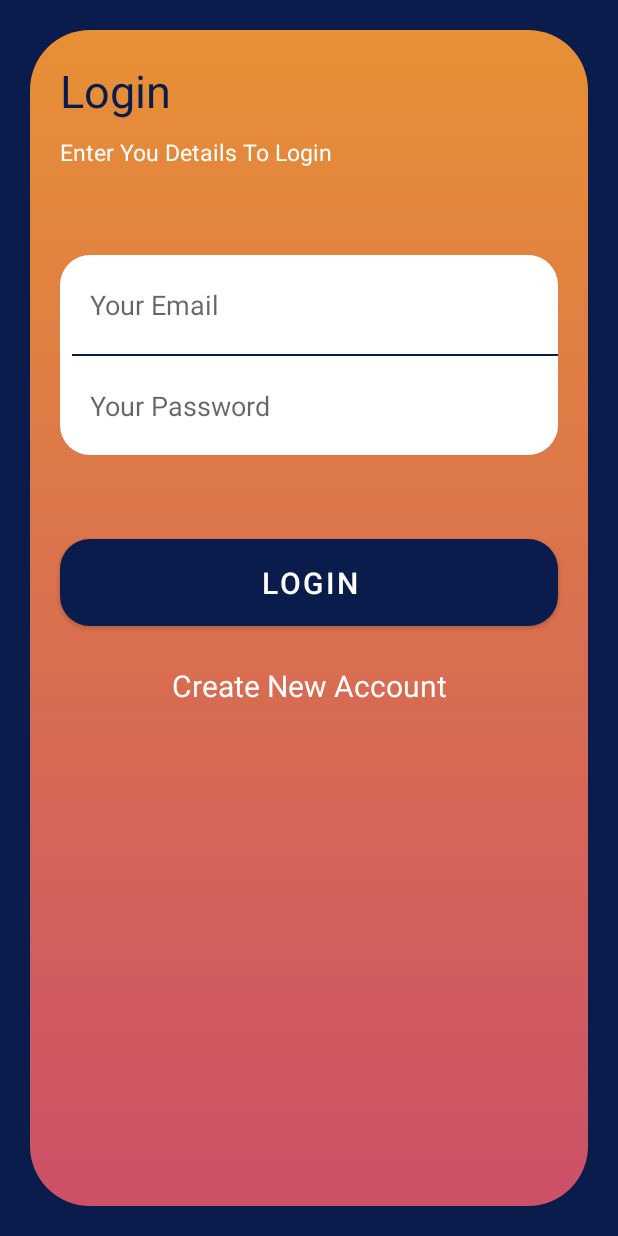
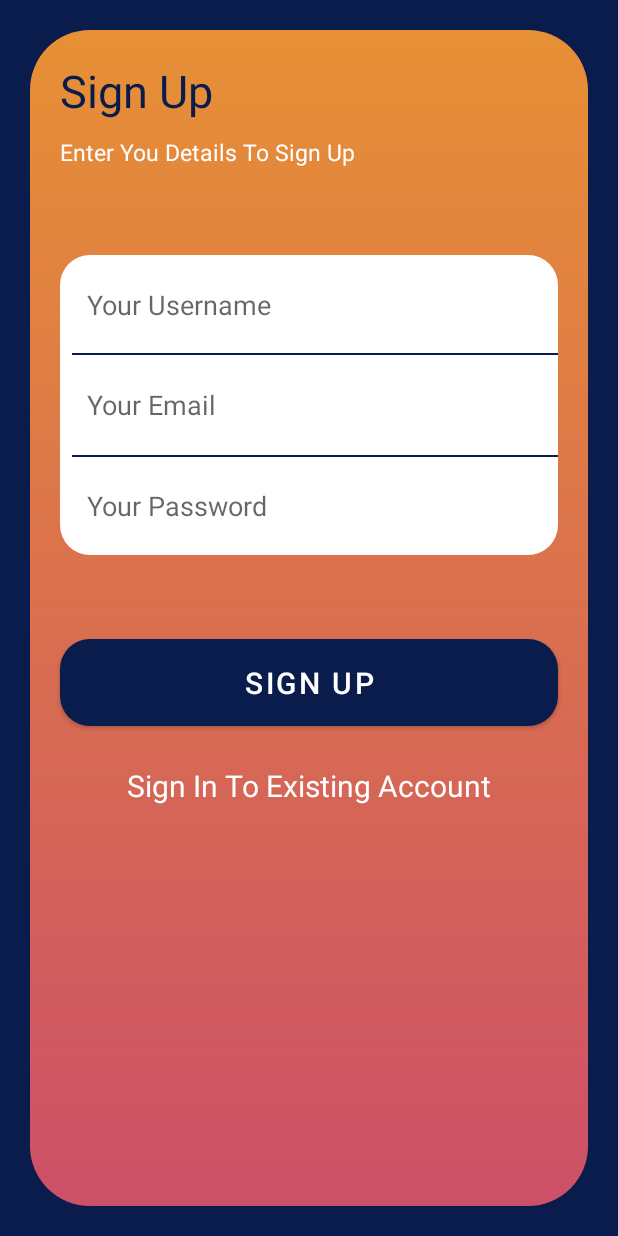
Before and after one commit to oyedsamu/AccessMovies, an Android app: the screen it shows after launch (MainActivity), on a phone screen of 412 x 824 dp. Run offline under Robolectric (Android 15) with nearby library versions, the phone set to English and light mode, and no system bars.

Commit message:
add sign up screen

```diff
--- a/app/src/main/java/com/decadevs/accessmovies/MainActivity.kt
+++ b/app/src/main/java/com/decadevs/accessmovies/MainActivity.kt
@@ -2,8 +2,7 @@ package com.decadevs.accessmovies
 
 import androidx.appcompat.app.AppCompatActivity
 import android.os.Bundle
-import com.decadevs.accessmovies.ui.login.LoginFragment
-import com.decadevs.accessmovies.ui.onboarding.OnboardingFragment
+import com.decadevs.accessmovies.ui.signup.SignUpFragment
 
 class MainActivity : AppCompatActivity() {
     override fun onCreate(savedInstanceState: Bundle?) {
@@ -11,7 +10,7 @@ class MainActivity : AppCompatActivity() {
         setContentView(R.layout.activity_main)
 
         supportFragmentManager.beginTransaction().apply {
-            replace(R.id.mainActivity_fragment_fl, LoginFragment())
+            replace(R.id.mainActivity_fragment_fl, SignUpFragment())
                 .addToBackStack(null)
                 .commit()
         }
--- a/app/src/main/java/com/decadevs/accessmovies/ui/login/LoginFragment.kt
+++ b/app/src/main/java/com/decadevs/accessmovies/ui/login/LoginFragment.kt
@@ -36,7 +36,7 @@ class LoginFragment : Fragment() {
             it.hideKeyboard()
         }
 
-        binding.loginLoginBtn.setOnClickListener{
+        binding.logInLogInBtn.setOnClickListener{
             val email = binding.loginEmailEt.text.toString()
             val password = binding.loginPasswordEt.text.toString()
             val validateEmail = Validator().validateEmail(email)
@@ -47,7 +47,7 @@ class LoginFragment : Fragment() {
                 view?.hideKeyboard()
                 binding.loginEmailEt.text.clear()
                 binding.loginPasswordEt.text.clear()
-                binding.loginProgressBarPb.visibility = View.VISIBLE
+                binding.logInProgressBarPb.visibility = View.VISIBLE
                 /** MAKE NETWORK CALL TO LOGIN USER */
             }
 
@@ -58,9 +58,9 @@ class LoginFragment : Fragment() {
             }
         }
 
-        binding.loginRegisterTv.setOnClickListener {
+        binding.loginSignUpTv.setOnClickListener {
             /** MOVE TO REGISTER SCREEN */
-            Toast.makeText(this.context, "Implement Code To Move To Register Fragment", Toast.LENGTH_LONG).show()
+            Toast.makeText(this.context, "Implement Code To Move To Register Fragment", Toast.LENGTH_LONG)
         }
 
     }
--- /dev/null
+++ b/app/src/main/java/com/decadevs/accessmovies/ui/signup/SignUpFragment.kt
@@ -0,0 +1,71 @@
+package com.decadevs.accessmovies.ui.signup
+
+import android.os.Bundle
+import androidx.fragment.app.Fragment
+import android.view.LayoutInflater
+import android.view.View
+import android.view.ViewGroup
+import android.widget.Toast
+import com.decadevs.accessmovies.R
+import com.decadevs.accessmovies.databinding.FragmentOnboardingScreen1Binding
+import com.decadevs.accessmovies.databinding.FragmentSignUpBinding
+import com.decadevs.accessmovies.utils.Validator
+import com.decadevs.accessmovies.utils.hideKeyboard
+import com.google.android.material.snackbar.Snackbar
+
+class SignUpFragment : Fragment() {
+    private var _binding: FragmentSignUpBinding? = null
+    private val binding get() = _binding!!
+
+    override fun onCreateView(
+        inflater: LayoutInflater, container: ViewGroup?,
+        savedInstanceState: Bundle?
+    ): View? {
+        // Inflate the layout for this fragment
+        _binding = FragmentSignUpBinding.inflate(inflater, container, false)
+        return binding.root
+    }
+
+    override fun onViewCreated(view: View, savedInstanceState: Bundle?) {
+        super.onViewCreated(view, savedInstanceState)
+
+        view.setOnClickListener{
+            it.hideKeyboard()
+        }
+
+        binding.signUpSignUpBtn.setOnClickListener {
+            val username = binding.signUpUsernameEt.text.toString()
+            val email = binding.signUpEmailEt.text.toString()
+            val password = binding.signUpPasswordEt.text.toString()
+
+            val validateUsernmae = Validator().checkIfEmpty(username)
+            val validateEmail = Validator().validateEmail(email)
+            val validatePassword = Validator().validatePassword(password)
+
+            if(!validateUsernmae && validateEmail && validatePassword) {
+                view?.hideKeyboard()
+                binding.signUpUsernameEt.text.clear()
+                binding.signUpEmailEt.text.clear()
+                binding.signUpPasswordEt.text.clear()
+                binding.signUpProgressBarPb.visibility = View.VISIBLE
+
+                /** MAKE NETWORK CALL TO REGISTER NEW USER */
+            }
+
+            if(validateUsernmae || !validateEmail || !validatePassword) {
+                view?.hideKeyboard()
+                Snackbar.make(requireView(), "Please Input Valid Data To Continue", Snackbar.LENGTH_LONG).show()
+            }
+        }
+
+        /** MOVE TO LOGIN SCREEN */
+        binding.signUpLogInTv.setOnClickListener {
+            Toast.makeText(this.context, "Implement Go To Sign In Screen", Toast.LENGTH_SHORT).show()
+        }
+    }
+
+    override fun onDestroy() {
+        _binding = null
+        super.onDestroy()
+    }
+}
--- a/app/src/main/java/com/decadevs/accessmovies/utils/Validator.kt
+++ b/app/src/main/java/com/decadevs/accessmovies/utils/Validator.kt
@@ -1,7 +1,7 @@
 package com.decadevs.accessmovies.utils
 
 class Validator {
-    private fun checkIfEmpty(string: String): Boolean {
+    fun checkIfEmpty(string: String): Boolean {
         return string.trim().isEmpty()
     }
 
--- a/app/src/main/res/layout/fragment_login.xml
+++ b/app/src/main/res/layout/fragment_login.xml
@@ -8,7 +8,7 @@
     tools:context=".ui.login.LoginFragment">
 
     <View
-        android:id="@+id/login_background_vw"
+        android:id="@+id/logIn_background_vw"
         android:layout_width="match_parent"
         android:layout_height="match_parent"
         android:layout_marginHorizontal="20dp"
@@ -21,51 +21,52 @@
         app:layout_constraintTop_toTopOf="parent" />
 
     <TextView
-        android:id="@+id/login_title_tv"
+        android:id="@+id/logIn_title_tv"
         android:layout_width="wrap_content"
         android:layout_height="wrap_content"
+        android:text="Login"
         android:layout_marginStart="20dp"
         android:layout_marginTop="20dp"
-        android:text="Login"
         android:textColor="@color/blue"
         android:textSize="30sp"
-        app:layout_constraintStart_toStartOf="@+id/login_background_vw"
-        app:layout_constraintTop_toTopOf="@+id/login_background_vw" />
+        app:layout_constraintStart_toStartOf="@+id/logIn_background_vw"
+        app:layout_constraintTop_toTopOf="@+id/logIn_background_vw" />
 
     <TextView
-        android:id="@+id/login_subtitle_tv"
+        android:id="@+id/logIn_subtitle_tv"
         android:layout_width="0dp"
         android:layout_height="wrap_content"
         android:layout_marginHorizontal="20dp"
-        android:layout_marginTop="10dp"
         android:text="Enter You Details To Login"
         android:textColor="@color/white"
         android:textSize="15sp"
-        app:layout_constraintEnd_toEndOf="@+id/login_background_vw"
-        app:layout_constraintStart_toStartOf="@+id/login_background_vw"
-        app:layout_constraintTop_toBottomOf="@+id/login_title_tv" />
+        android:layout_marginTop="10dp"
+        app:layout_constraintEnd_toEndOf="@+id/logIn_background_vw"
+        app:layout_constraintStart_toStartOf="@+id/logIn_background_vw"
+        app:layout_constraintTop_toBottomOf="@+id/logIn_title_tv" />
+
 
     <View
-        android:id="@+id/login_formBackground_vw"
+        android:id="@+id/logIn_formBackground_vw"
         android:layout_width="match_parent"
         android:layout_height="133dp"
         android:layout_marginHorizontal="40dp"
         android:background="@drawable/form_background"
         android:layout_marginTop="150dp"
-        app:layout_constraintEnd_toEndOf="@+id/login_background_vw"
-        app:layout_constraintHorizontal_bias="0.0"
-        app:layout_constraintStart_toStartOf="@+id/login_background_vw"
-        app:layout_constraintTop_toTopOf="@+id/login_background_vw" />
+        app:layout_constraintEnd_toEndOf="@+id/logIn_background_vw"
+        app:layout_constraintStart_toStartOf="@+id/logIn_background_vw"
+        app:layout_constraintTop_toTopOf="@+id/logIn_background_vw" />
+
     <View
-        android:id="@+id/login_formSeperator_vw"
+        android:id="@+id/logIn_formSeperator1_vw"
         android:layout_width="match_parent"
         android:layout_height="1dp"
         android:layout_marginStart="48dp"
         android:layout_marginEnd="40dp"
         android:background="@drawable/form_seperator"
-        app:layout_constraintBottom_toBottomOf="@+id/login_formBackground_vw"
-        app:layout_constraintEnd_toEndOf="@+id/login_formBackground_vw"
-        app:layout_constraintTop_toTopOf="@+id/login_formBackground_vw" />
+        app:layout_constraintBottom_toBottomOf="@+id/logIn_formBackground_vw"
+        app:layout_constraintEnd_toEndOf="@+id/logIn_formBackground_vw"
+        app:layout_constraintTop_toTopOf="@+id/logIn_formBackground_vw" />
 
     <EditText
         android:id="@+id/login_email_et"
@@ -74,10 +75,12 @@
         android:hint="Your Email"
         android:maxLines="1"
         android:background="@color/transparent"
-        app:layout_constraintBottom_toTopOf="@+id/login_formSeperator_vw"
-        app:layout_constraintEnd_toEndOf="@+id/login_formBackground_vw"
-        app:layout_constraintStart_toStartOf="@+id/login_formBackground_vw"
-        app:layout_constraintTop_toTopOf="@+id/login_formBackground_vw" />
+        android:layout_marginStart="8dp"
+        android:paddingStart="10dp"
+        app:layout_constraintBottom_toTopOf="@+id/logIn_formSeperator1_vw"
+        app:layout_constraintEnd_toEndOf="@+id/logIn_formBackground_vw"
+        app:layout_constraintStart_toStartOf="@+id/logIn_formBackground_vw"
+        app:layout_constraintTop_toTopOf="@+id/logIn_formBackground_vw" />
 
     <EditText
         android:id="@+id/login_password_et"
@@ -86,14 +89,16 @@
         android:hint="Your Password"
         android:maxLines="1"
         android:background="@color/transparent"
+        android:layout_marginStart="8dp"
+        android:paddingStart="10dp"
         android:inputType="textPassword"
-        app:layout_constraintBottom_toBottomOf="@+id/login_formBackground_vw"
-        app:layout_constraintEnd_toEndOf="@+id/login_formBackground_vw"
-        app:layout_constraintStart_toStartOf="@+id/login_formBackground_vw"
-        app:layout_constraintTop_toBottomOf="@+id/login_formSeperator_vw" />
+        app:layout_constraintBottom_toBottomOf="@+id/logIn_formBackground_vw"
+        app:layout_constraintEnd_toEndOf="@+id/logIn_formBackground_vw"
+        app:layout_constraintStart_toStartOf="@+id/logIn_formBackground_vw"
+        app:layout_constraintTop_toBottomOf="@+id/logIn_formSeperator1_vw" />
 
     <com.google.android.material.button.MaterialButton
-        android:id="@+id/login_login_btn"
+        android:id="@+id/logIn_logIn_btn"
         android:layout_width="match_parent"
         android:layout_height="70dp"
         android:layout_marginTop="50dp"
@@ -102,31 +107,31 @@
         app:backgroundTint="@color/blue"
         app:cornerRadius="20dp"
         android:layout_marginHorizontal="40dp"
-        app:layout_constraintEnd_toEndOf="@+id/login_background_vw"
-        app:layout_constraintStart_toStartOf="@+id/login_background_vw"
-        app:layout_constraintTop_toBottomOf="@+id/login_formBackground_vw" />
+        app:layout_constraintEnd_toEndOf="@+id/logIn_background_vw"
+        app:layout_constraintStart_toStartOf="@+id/logIn_background_vw"
+        app:layout_constraintTop_toBottomOf="@+id/logIn_formBackground_vw" />
 
     <TextView
-        android:id="@+id/login_register_tv"
+        android:id="@+id/login_signUp_tv"
         android:layout_width="wrap_content"
         android:layout_height="wrap_content"
         android:layout_marginTop="20dp"
         android:text="Create New Account"
         android:textColor="@color/white"
         android:textSize="20sp"
-        app:layout_constraintEnd_toEndOf="@+id/login_background_vw"
-        app:layout_constraintStart_toStartOf="@+id/login_background_vw"
-        app:layout_constraintTop_toBottomOf="@+id/login_login_btn" />
+        app:layout_constraintEnd_toEndOf="@+id/logIn_background_vw"
+        app:layout_constraintStart_toStartOf="@+id/logIn_background_vw"
+        app:layout_constraintTop_toBottomOf="@+id/logIn_logIn_btn" />
 
     <ProgressBar
-        android:id="@+id/login_progressBar_pb"
+        android:id="@+id/logIn_progressBar_pb"
         android:layout_width="wrap_content"
         android:layout_height="wrap_content"
         android:indeterminateTint="@color/blue"
         android:visibility="invisible"
-        app:layout_constraintBottom_toBottomOf="@+id/login_background_vw"
-        app:layout_constraintEnd_toEndOf="@+id/login_background_vw"
-        app:layout_constraintStart_toStartOf="@+id/login_background_vw"
-        app:layout_constraintTop_toBottomOf="@+id/login_register_tv" />
+        app:layout_constraintBottom_toBottomOf="@+id/logIn_background_vw"
+        app:layout_constraintEnd_toEndOf="@+id/logIn_background_vw"
+        app:layout_constraintStart_toStartOf="@+id/logIn_background_vw"
+        app:layout_constraintTop_toBottomOf="@+id/login_signUp_tv" />
 
 </androidx.constraintlayout.widget.ConstraintLayout>
--- /dev/null
+++ b/app/src/main/res/layout/fragment_sign_up.xml
@@ -0,0 +1,159 @@
+<?xml version="1.0" encoding="utf-8"?>
+<androidx.constraintlayout.widget.ConstraintLayout xmlns:android="http://schemas.android.com/apk/res/android"
+    xmlns:tools="http://schemas.android.com/tools"
+    android:layout_width="match_parent"
+    android:layout_height="match_parent"
+    android:background="@color/blue"
+    xmlns:app="http://schemas.android.com/apk/res-auto"
+    tools:context=".ui.signup.SignUpFragment">
+
+    <View
+        android:id="@+id/signUp_background_vw"
+        android:layout_width="match_parent"
+        android:layout_height="match_parent"
+        android:layout_marginHorizontal="20dp"
+        android:layout_marginVertical="20dp"
+        android:background="@drawable/view_background"
+        app:layout_constraintBottom_toBottomOf="parent"
+        app:layout_constraintEnd_toEndOf="parent"
+        app:layout_constraintHorizontal_bias="0.5"
+        app:layout_constraintStart_toStartOf="parent"
+        app:layout_constraintTop_toTopOf="parent" />
+
+    <TextView
+        android:id="@+id/signUp_title_tv"
+        android:layout_width="wrap_content"
+        android:layout_height="wrap_content"
+        android:layout_marginStart="20dp"
+        android:layout_marginTop="20dp"
+        android:text="Sign Up"
+        android:textColor="@color/blue"
+        android:textSize="30sp"
+        app:layout_constraintStart_toStartOf="@+id/signUp_background_vw"
+        app:layout_constraintTop_toTopOf="@+id/signUp_background_vw" />
+
+    <TextView
+        android:id="@+id/signUp_subtitle_tv"
+        android:layout_width="0dp"
+        android:layout_height="wrap_content"
+        android:layout_marginHorizontal="20dp"
+        android:layout_marginTop="10dp"
+        android:text="Enter You Details To Sign Up"
+        android:textColor="@color/white"
+        android:textSize="15sp"
+        app:layout_constraintEnd_toEndOf="@+id/signUp_background_vw"
+        app:layout_constraintStart_toStartOf="@+id/signUp_background_vw"
+        app:layout_constraintTop_toBottomOf="@+id/signUp_title_tv" />
+
+    <View
+        android:id="@+id/signUp_formBackground_vw"
+        android:layout_width="match_parent"
+        android:layout_height="200dp"
+        android:layout_marginHorizontal="40dp"
+        android:layout_marginTop="150dp"
+        android:background="@drawable/form_background"
+        app:layout_constraintEnd_toEndOf="@+id/signUp_background_vw"
+        app:layout_constraintStart_toStartOf="@+id/signUp_background_vw"
+        app:layout_constraintTop_toTopOf="@+id/signUp_background_vw" />
+
+    <View
+        android:id="@+id/signUp_formSeperator1_vw"
+        android:layout_width="match_parent"
+        android:layout_height="1dp"
+        android:layout_marginEnd="40dp"
+        android:layout_marginStart="48dp"
+        android:layout_marginTop="65dp"
+        android:background="@drawable/form_seperator"
+        app:layout_constraintEnd_toEndOf="@+id/signUp_formBackground_vw"
+        app:layout_constraintTop_toTopOf="@+id/signUp_formBackground_vw" />
+
+    <View
+        android:id="@+id/signUp_formSeperator2_vw"
+        android:layout_width="match_parent"
+        android:layout_height="1dp"
+        android:layout_marginStart="48dp"
+        android:layout_marginEnd="40dp"
+        android:layout_marginBottom="65dp"
+        android:background="@drawable/form_seperator"
+        app:layout_constraintBottom_toBottomOf="@+id/signUp_formBackground_vw"
+        app:layout_constraintEnd_toEndOf="@+id/signUp_formBackground_vw" />
+
+    <EditText
+        android:id="@+id/signUp_username_et"
+        android:layout_width="0dp"
+        android:layout_height="50dp"
+        android:hint="Your Username"
+        android:background="@color/transparent"
+        android:layout_marginStart="8dp"
+        android:paddingStart="10dp"
+        app:layout_constraintBottom_toTopOf="@+id/signUp_formSeperator1_vw"
+        app:layout_constraintEnd_toEndOf="@+id/signUp_formBackground_vw"
+        app:layout_constraintStart_toStartOf="@+id/signUp_formBackground_vw"
+        app:layout_constraintTop_toTopOf="@+id/signUp_formBackground_vw" />
+
+    <EditText
+        android:id="@+id/signUp_email_et"
+        android:layout_width="0dp"
+        android:layout_height="0dp"
+        android:hint="Your Email"
+        android:inputType="textEmailAddress"
+        android:background="@color/transparent"
+        android:layout_marginStart="8dp"
+        android:paddingStart="10dp"
+        app:layout_constraintBottom_toTopOf="@+id/signUp_formSeperator2_vw"
+        app:layout_constraintEnd_toEndOf="@+id/signUp_formBackground_vw"
+        app:layout_constraintStart_toStartOf="@+id/signUp_formBackground_vw"
+        app:layout_constraintTop_toBottomOf="@+id/signUp_formSeperator1_vw" />
+
+    <EditText
+        android:id="@+id/signUp_password_et"
+        android:layout_width="0dp"
+        android:layout_height="0dp"
+        android:hint="Your Password"
+        android:inputType="textPassword"
+        android:background="@color/transparent"
+        android:layout_marginStart="8dp"
+        android:paddingStart="10dp"
+        app:layout_constraintBottom_toBottomOf="@+id/signUp_formBackground_vw"
+        app:layout_constraintEnd_toEndOf="@+id/signUp_formBackground_vw"
+        app:layout_constraintStart_toStartOf="@+id/signUp_formBackground_vw"
+        app:layout_constraintTop_toBottomOf="@+id/signUp_formSeperator2_vw" />
+
+    <com.google.android.material.button.MaterialButton
+        android:id="@+id/signUp_signUp_btn"
+        android:layout_width="match_parent"
+        android:layout_height="70dp"
+        android:layout_marginHorizontal="40dp"
+        android:layout_marginTop="50dp"
+        android:text="Sign Up"
+        android:textSize="20sp"
+        app:backgroundTint="@color/blue"
+        app:cornerRadius="20dp"
+        app:layout_constraintEnd_toEndOf="@+id/signUp_background_vw"
+        app:layout_constraintStart_toStartOf="@+id/signUp_background_vw"
+        app:layout_constraintTop_toBottomOf="@+id/signUp_formBackground_vw" />
+
+    <TextView
+        android:id="@+id/signUp_logIn_tv"
+        android:layout_width="wrap_content"
+        android:layout_height="wrap_content"
+        android:layout_marginTop="20dp"
+        android:text="Sign In To Existing Account"
+        android:textColor="@color/white"
+        android:textSize="20sp"
+        app:layout_constraintEnd_toEndOf="@+id/signUp_background_vw"
+        app:layout_constraintStart_toStartOf="@+id/signUp_background_vw"
+        app:layout_constraintTop_toBottomOf="@+id/signUp_signUp_btn" />
+
+    <ProgressBar
+        android:id="@+id/signUp_progressBar_pb"
+        android:layout_width="wrap_content"
+        android:layout_height="wrap_content"
+        android:indeterminateTint="@color/blue"
+        android:visibility="invisible"
+        app:layout_constraintBottom_toBottomOf="@+id/signUp_background_vw"
+        app:layout_constraintEnd_toEndOf="@+id/signUp_background_vw"
+        app:layout_constraintStart_toStartOf="@+id/signUp_background_vw"
+        app:layout_constraintTop_toBottomOf="@+id/signUp_logIn_tv" />
+
+</androidx.constraintlayout.widget.ConstraintLayout>
```
